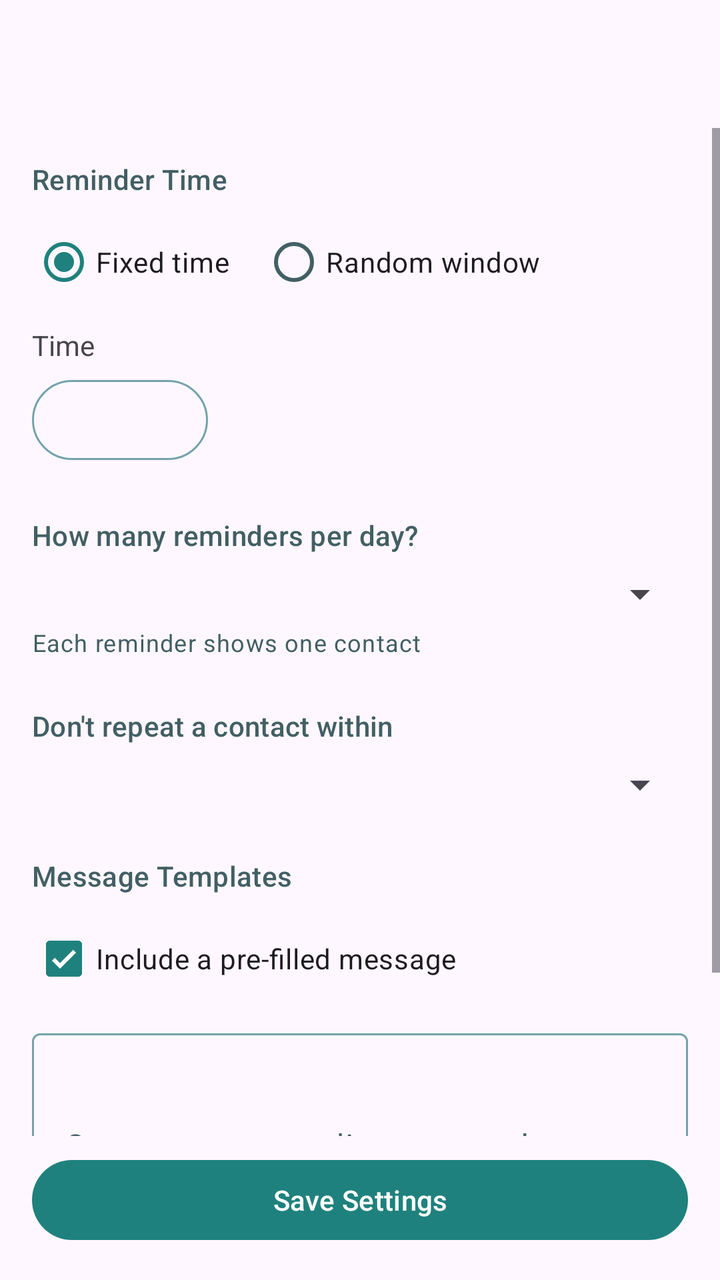
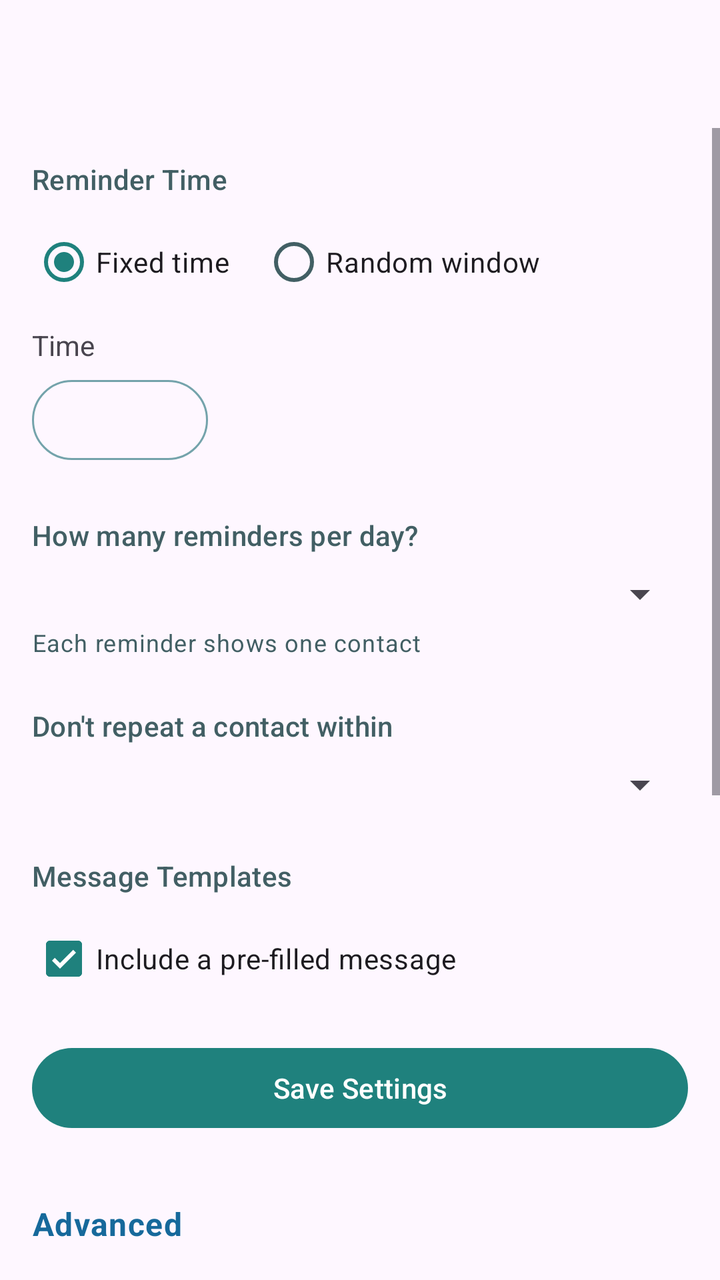

Before-and-after screenshots of an Android layout around one commit, followed by the original layout XML and the change that was made.
<!-- AndroidManifest.xml: application theme Theme.FriendMinder -->
<!-- res/layout/fragment_settings.xml -->
<?xml version="1.0" encoding="utf-8"?>
<LinearLayout xmlns:android="http://schemas.android.com/apk/res/android"
    xmlns:app="http://schemas.android.com/apk/res-auto"
    android:layout_width="match_parent"
    android:layout_height="match_parent"
    android:orientation="vertical">

    <com.google.android.material.appbar.MaterialToolbar
        android:id="@+id/toolbar"
        android:layout_width="match_parent"
        android:layout_height="?attr/actionBarSize"
        app:navigationIconTint="?attr/colorOnSurface" />

    <ScrollView
        android:layout_width="match_parent"
        android:layout_height="0dp"
        android:layout_weight="1">

        <LinearLayout
            android:layout_width="match_parent"
            android:layout_height="wrap_content"
            android:orientation="vertical"
            android:paddingStart="16dp"
            android:paddingEnd="16dp"
            android:paddingTop="16dp"
            android:paddingBottom="16dp">

            
            <TextView
                style="?attr/textAppearanceTitleSmall"
                android:layout_width="wrap_content"
                android:layout_height="wrap_content"
                android:textColor="?attr/colorOnSurfaceVariant"
                android:text="@string/label_reminder_time" />

            <RadioGroup
                android:id="@+id/timeModeGroup"
                android:layout_width="match_parent"
                android:layout_height="wrap_content"
                android:orientation="horizontal"
                android:layout_marginTop="8dp">

                <RadioButton
                    android:id="@+id/fixedTimeRadio"
                    android:layout_width="wrap_content"
                    android:layout_height="wrap_content"
                    android:text="@string/option_fixed_time"
                    android:checked="true" />

                <RadioButton
                    android:id="@+id/randomWindowRadio"
                    android:layout_width="wrap_content"
                    android:layout_height="wrap_content"
                    android:layout_marginStart="16dp"
                    android:text="@string/option_random_window" />
            </RadioGroup>

            <LinearLayout
                android:id="@+id/fixedTimeGroup"
                android:layout_width="match_parent"
                android:layout_height="wrap_content"
                android:orientation="vertical"
                android:layout_marginTop="8dp">

                <TextView
                    android:layout_width="wrap_content"
                    android:layout_height="wrap_content"
                    android:text="@string/label_time" />

                <Button
                    android:id="@+id/fixedTimeButton"
                    style="@style/Widget.Material3.Button.OutlinedButton"
                    android:layout_width="wrap_content"
                    android:layout_height="wrap_content"
                    android:layout_marginTop="4dp" />
            </LinearLayout>

            <LinearLayout
                android:id="@+id/randomWindowGroup"
                android:layout_width="match_parent"
                android:layout_height="wrap_content"
                android:orientation="horizontal"
                android:layout_marginTop="8dp"
                android:visibility="gone">

                <LinearLayout
                    android:layout_width="0dp"
                    android:layout_height="wrap_content"
                    android:layout_weight="1"
                    android:orientation="vertical">

                    <TextView
                        android:layout_width="wrap_content"
                        android:layout_height="wrap_content"
                        android:text="@string/label_from" />

                    <Button
                        android:id="@+id/randomFromButton"
                        style="@style/Widget.Material3.Button.OutlinedButton"
                        android:layout_width="wrap_content"
                        android:layout_height="wrap_content"
                        android:layout_marginTop="4dp" />
                </LinearLayout>

                <LinearLayout
                    android:layout_width="0dp"
                    android:layout_height="wrap_content"
                    android:layout_weight="1"
                    android:orientation="vertical"
                    android:layout_marginStart="16dp">

                    <TextView
                        android:layout_width="wrap_content"
                        android:layout_height="wrap_content"
                        android:text="@string/label_to" />

                    <Button
                        android:id="@+id/randomToButton"
                        style="@style/Widget.Material3.Button.OutlinedButton"
                        android:layout_width="wrap_content"
                        android:layout_height="wrap_content"
                        android:layout_marginTop="4dp" />
                </LinearLayout>
            </LinearLayout>

            <TextView
                android:id="@+id/timeRangeErrorText"
                android:layout_width="match_parent"
                android:layout_height="wrap_content"
                android:layout_marginTop="4dp"
                android:text="@string/error_end_before_start"
                android:textColor="?attr/colorError"
                android:textAppearance="?attr/textAppearanceBodySmall"
                android:visibility="gone" />

            
            <TextView
                style="?attr/textAppearanceTitleSmall"
                android:layout_width="wrap_content"
                android:layout_height="wrap_content"
                android:textColor="?attr/colorOnSurfaceVariant"
                android:layout_marginTop="24dp"
                android:text="@string/label_contacts_per_day" />

            <Spinner
                android:id="@+id/contactsPerDaySpinner"
                android:layout_width="match_parent"
                android:layout_height="wrap_content"
                android:layout_marginTop="8dp" />

            <TextView
                android:layout_width="wrap_content"
                android:layout_height="wrap_content"
                android:layout_marginTop="4dp"
                android:text="@string/helper_contacts_per_day"
                android:textColor="?attr/colorOnSurfaceVariant"
                android:textAppearance="?attr/textAppearanceBodySmall" />

            
            <TextView
                style="?attr/textAppearanceTitleSmall"
                android:layout_width="wrap_content"
                android:layout_height="wrap_content"
                android:textColor="?attr/colorOnSurfaceVariant"
                android:layout_marginTop="24dp"
                android:text="@string/label_cooldown" />

            <Spinner
                android:id="@+id/cooldownSpinner"
                android:layout_width="match_parent"
                android:layout_height="wrap_content"
                android:layout_marginTop="8dp" />

            
            <TextView
                style="?attr/textAppearanceTitleSmall"
                android:layout_width="wrap_content"
                android:layout_height="wrap_content"
                android:textColor="?attr/colorOnSurfaceVariant"
                android:layout_marginTop="24dp"
                android:text="@string/label_message_templates" />

            <CheckBox
                android:id="@+id/includeMessageCheckbox"
                android:layout_width="wrap_content"
                android:layout_height="wrap_content"
                android:layout_marginTop="8dp"
                android:checked="true"
                android:text="@string/checkbox_include_message" />

            <com.google.android.material.textfield.TextInputLayout
                style="@style/Widget.Material3.TextInputLayout.OutlinedBox"
                android:layout_width="match_parent"
                android:layout_height="wrap_content"
                android:layout_marginTop="8dp"
                android:hint="@string/hint_message_templates">

                <com.google.android.material.textfield.TextInputEditText
                    android:id="@+id/messageTemplateInput"
                    android:layout_width="match_parent"
                    android:layout_height="wrap_content"
                    android:inputType="textMultiLine"
                    android:minLines="4"
                    android:maxLines="8" />
            </com.google.android.material.textfield.TextInputLayout>

            <TextView
                android:id="@+id/charCounterText"
                android:layout_width="match_parent"
                android:layout_height="wrap_content"
                android:layout_marginTop="4dp"
                android:gravity="end"
                android:textColor="?attr/colorOnSurfaceVariant"
                android:textAppearance="?attr/textAppearanceBodySmall" />

        </LinearLayout>
    </ScrollView>

    <Button
        android:id="@+id/saveSettingsButton"
        style="@style/Widget.Material3.Button"
        android:layout_width="match_parent"
        android:layout_height="48dp"
        android:layout_marginStart="16dp"
        android:layout_marginEnd="16dp"
        android:layout_marginTop="8dp"
        android:layout_marginBottom="16dp"
        android:text="@string/action_save_settings" />

</LinearLayout>
<!-- resources referenced by this layout -->
<resources>
  <string name="action_save_settings">Save Settings</string>
  <string name="checkbox_include_message">Include a pre-filled message</string>
  <string name="error_end_before_start">End time must be after start time</string>
  <string name="helper_contacts_per_day">Each reminder shows one contact</string>
  <string name="hint_message_templates">One message per line — a random one is used each time</string>
  <string name="label_contacts_per_day">How many reminders per day?</string>
  <string name="label_cooldown">Don\'t repeat a contact within</string>
  <string name="label_from">From</string>
  <string name="label_message_templates">Message Templates</string>
  <string name="label_reminder_time">Reminder Time</string>
  <string name="label_time">Time</string>
  <string name="label_to">To</string>
  <string name="option_fixed_time">Fixed time</string>
  <string name="option_random_window">Random window</string>
  <style name="Theme.FriendMinder" parent="Theme.Material3.Light.NoActionBar">
          <item name="colorPrimary">@color/fm_primary</item>
          <item name="colorOnPrimary">@color/fm_on_primary</item>
          <item name="colorPrimaryContainer">@color/fm_primary_container</item>
          <item name="colorOnPrimaryContainer">@color/fm_on_primary_container</item>
  
          <item name="colorSecondary">@color/fm_secondary</item>
          <item name="colorOnSecondary">@color/fm_on_secondary</item>
          <item name="colorSecondaryContainer">@color/fm_secondary_container</item>
          <item name="colorOnSecondaryContainer">@color/fm_on_secondary_container</item>
  
          <item name="colorSurface">@color/fm_surface</item>
          <item name="colorOnSurface">@color/fm_ink</item>
          <item name="colorSurfaceVariant">@color/fm_surface_variant</item>
          <item name="colorOnSurfaceVariant">@color/fm_on_surface_variant</item>
  
          <item name="colorOutline">@color/fm_outline</item>
          <item name="colorOutlineVariant">@color/fm_outline_variant</item>
  
          <item name="colorError">@color/fm_error</item>
          <item name="colorErrorContainer">@color/fm_error_container</item>
          <item name="colorOnErrorContainer">@color/fm_on_error_container</item>
      </style>
  <color name="fm_primary">#1F817D</color>
  <color name="fm_on_primary">#FFFFFF</color>
  <color name="fm_primary_container">#B0E8E6</color>
  <color name="fm_on_primary_container">#195556</color>
  <color name="fm_secondary">#5ABBEB</color>
  <color name="fm_on_secondary">#0A2E31</color>
  <color name="fm_secondary_container">#D6EBF8</color>
  <color name="fm_on_secondary_container">#0A2E31</color>
  <color name="fm_surface">#E6F5FB</color>
  <color name="fm_ink">#195556</color>
  <color name="fm_surface_variant">#D3E9F4</color>
  <color name="fm_on_surface_variant">#425F64</color>
  <color name="fm_outline">#74A3AB</color>
  <color name="fm_outline_variant">#A4C6D0</color>
  <color name="fm_error">#B3261E</color>
  <color name="fm_error_container">#F9DEDC</color>
  <color name="fm_on_error_container">#410E0B</color>
</resources>

<!-- the commit's change to res/layout/fragment_settings.xml (unified diff, before → after) -->
@@ -227,4 +227,20 @@
         android:layout_marginBottom="16dp"
         android:text="@string/action_save_settings" />
 
+    
+    <TextView
+        android:id="@+id/advancedRow"
+        android:layout_width="match_parent"
+        android:layout_height="56dp"
+        android:gravity="center_vertical"
+        android:paddingStart="16dp"
+        android:paddingEnd="16dp"
+        android:background="?attr/selectableItemBackground"
+        android:clickable="true"
+        android:focusable="true"
+        android:textColor="@color/fm_status_healthy"
+        android:textStyle="bold"
+        android:textAppearance="?attr/textAppearanceBodyLarge"
+        android:text="@string/title_advanced_settings" />
+
 </LinearLayout>
<!-- resource entries referenced after the edit -->
@@ -1,5 +1,6 @@
 <!-- resources referenced by this layout -->
 <resources>
+  <color name="fm_status_healthy">#16699B</color>
   <string name="action_save_settings">Save Settings</string>
   <string name="checkbox_include_message">Include a pre-filled message</string>
   <string name="error_end_before_start">End time must be after start time</string>
@@ -14,6 +15,7 @@
   <string name="label_to">To</string>
   <string name="option_fixed_time">Fixed time</string>
   <string name="option_random_window">Random window</string>
+  <string name="title_advanced_settings">Advanced</string>
   <style name="Theme.FriendMinder" parent="Theme.Material3.Light.NoActionBar">
           <item name="colorPrimary">@color/fm_primary</item>
           <item name="colorOnPrimary">@color/fm_on_primary</item>
